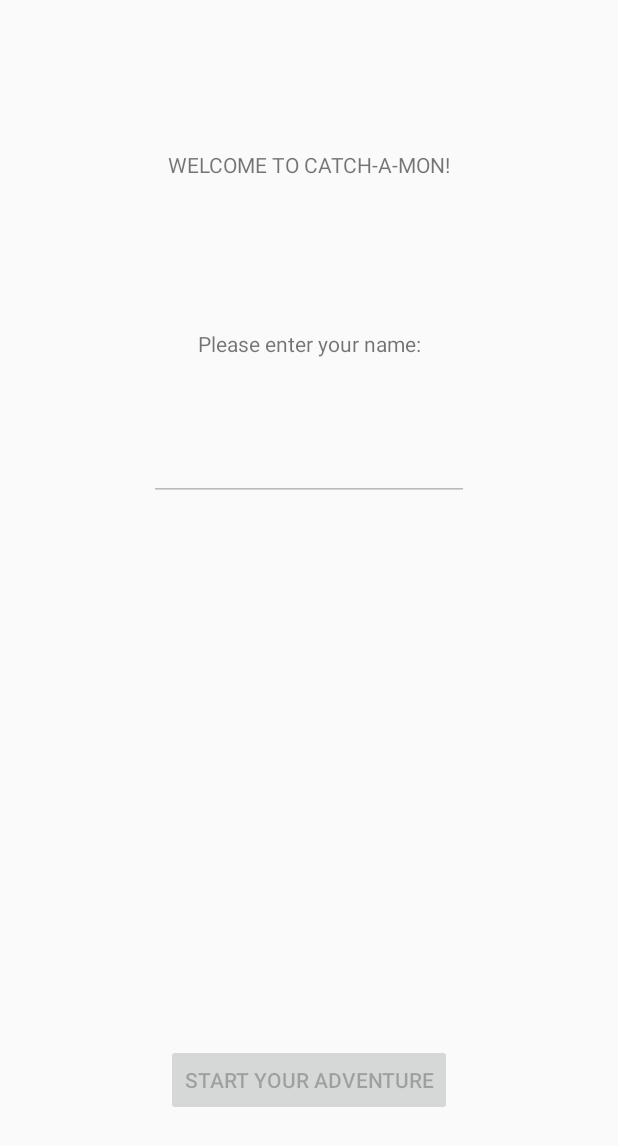
After one commit to Latexi940/AR-Project, an Android app: the layout activity_start.xml on its own in the app's theme, with its tools: preview values and no code run, on a phone screen of 412 x 824 dp. The commit adds this screen. Shown: the top 1146 px of the screen. Run offline under Robolectric (Android 15) with nearby library versions, the phone set to English and light mode, and no system bars.

Commit message:
Added StartActivity.kt and User.kt. User info is now saved to SharedPreferences.

```diff
--- a/app/build.gradle
+++ b/app/build.gradle
@@ -38,6 +38,7 @@ dependencies {
     implementation'com.google.ar:core:1.19.0'
     implementation'com.google.ar.sceneform.ux:sceneform-ux:1.17.1'
     implementation'com.google.ar.sceneform:assets:1.17.1'
+    implementation 'com.google.code.gson:gson:2.8.5'
     testImplementation 'junit:junit:4.12'
     androidTestImplementation 'androidx.test.ext:junit:1.1.2'
     androidTestImplementation 'androidx.test.espresso:espresso-core:3.3.0'
--- a/app/src/main/AndroidManifest.xml
+++ b/app/src/main/AndroidManifest.xml
@@ -2,6 +2,7 @@
 <manifest xmlns:android="http://schemas.android.com/apk/res/android"
     package="com.example.ar_project">
 
+    <uses-permission android:name="android.permission.ACCESS_FINE_LOCATION" />
     <uses-permission android:name="android.permission.ACCESS_COARSE_LOCATION" />
     <uses-permission android:name="android.permission.CAMERA" />
     <uses-feature android:name="android.hardware.camera.ar" android:required="true" />
@@ -15,6 +16,9 @@
         android:supportsRtl="true"
         android:theme="@style/AppTheme">
         <activity android:name=".MainActivity">
+
+        </activity>
+        <activity android:name=".StartActivity">
             <intent-filter>
                 <action android:name="android.intent.action.MAIN" />
 
--- a/app/src/main/java/com/example/ar_project/MainActivity.kt
+++ b/app/src/main/java/com/example/ar_project/MainActivity.kt
@@ -50,7 +50,7 @@ class MainActivity : AppCompatActivity(), LocationListener {
                     .setRecenterMode(RenderableSource.RecenterMode.ROOT)
                     .build()
             )
-            .setRegistryId("CesiumMan")
+            .setRegistryId("Avocado")
             .build()
 
         renderableFuture.thenAccept { it -> testRenderable = it }
@@ -108,7 +108,7 @@ class MainActivity : AppCompatActivity(), LocationListener {
                         mNode.setOnTapListener { hitTestRes: HitTestResult?, motionEv: MotionEvent? ->
                             Toast.makeText(
                                 this,
-                                "Catch this noob!",
+                                "Catch this, noob!",
                                 Toast.LENGTH_SHORT
                             ).show()
                         }
--- /dev/null
+++ b/app/src/main/res/layout/activity_start.xml
@@ -0,0 +1,52 @@
+<?xml version="1.0" encoding="utf-8"?>
+<androidx.constraintlayout.widget.ConstraintLayout
+    xmlns:android="http://schemas.android.com/apk/res/android"
+    xmlns:app="http://schemas.android.com/apk/res-auto"
+    xmlns:tools="http://schemas.android.com/tools"
+    android:layout_width="match_parent"
+    android:layout_height="match_parent">
+
+    <TextView
+        android:id="@+id/textView1"
+        android:layout_width="wrap_content"
+        android:layout_height="wrap_content"
+        android:layout_marginTop="100dp"
+        android:text="@string/welcome_text1"
+        android:textAllCaps="true"
+        app:layout_constraintEnd_toEndOf="parent"
+        app:layout_constraintStart_toStartOf="parent"
+        app:layout_constraintTop_toTopOf="parent" />
+
+    <TextView
+        android:id="@+id/textView2"
+        android:layout_width="wrap_content"
+        android:layout_height="wrap_content"
+        android:layout_marginTop="100dp"
+        android:text="@string/welcome_text2"
+        app:layout_constraintEnd_toEndOf="parent"
+        app:layout_constraintStart_toStartOf="parent"
+        app:layout_constraintTop_toBottomOf="@+id/textView1" />
+
+    <EditText
+        android:id="@+id/usernameField"
+        android:layout_width="wrap_content"
+        android:layout_height="wrap_content"
+        android:layout_marginTop="50dp"
+        android:ems="10"
+        android:enabled="false"
+        android:inputType="textPersonName"
+        app:layout_constraintEnd_toEndOf="parent"
+        app:layout_constraintStart_toStartOf="parent"
+        app:layout_constraintTop_toBottomOf="@+id/textView2" />
+
+    <Button
+        android:id="@+id/startButton"
+        android:layout_width="wrap_content"
+        android:layout_height="wrap_content"
+        android:layout_marginBottom="80dp"
+        android:enabled="false"
+        android:text="@string/start_button_text"
+        app:layout_constraintBottom_toBottomOf="parent"
+        app:layout_constraintEnd_toEndOf="parent"
+        app:layout_constraintStart_toStartOf="parent" />
+</androidx.constraintlayout.widget.ConstraintLayout>
--- a/app/src/main/res/values/strings.xml
+++ b/app/src/main/res/values/strings.xml
@@ -1,4 +1,7 @@
 <resources>
     <string name="app_name">AR-Project</string>
     <string name="button_name">Add model</string>
+    <string name="welcome_text1">Welcome to Catch-a-Mon!</string>
+    <string name="welcome_text2">Please enter your name:</string>
+    <string name="start_button_text">Start your adventure</string>
 </resources>
```
Also changed, not shown: app/src/main/java/com/example/ar_project/StartActivity.kt (added, +56 -0 lines), app/src/main/java/com/example/ar_project/User.kt (added, +13 -0 lines).
